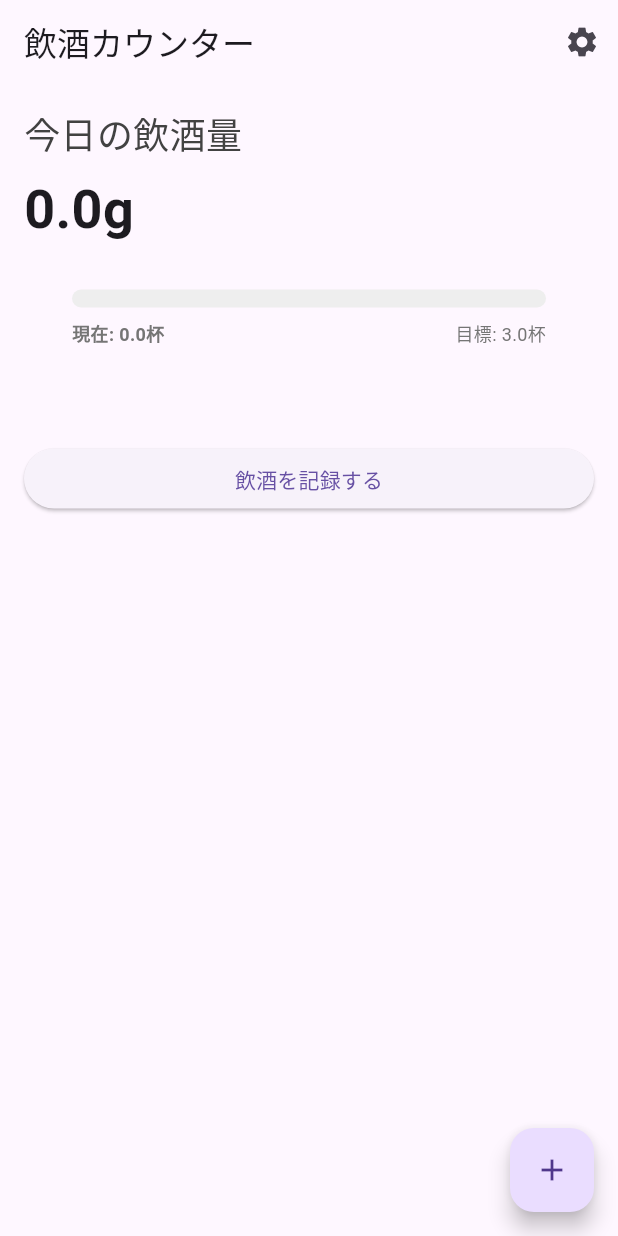
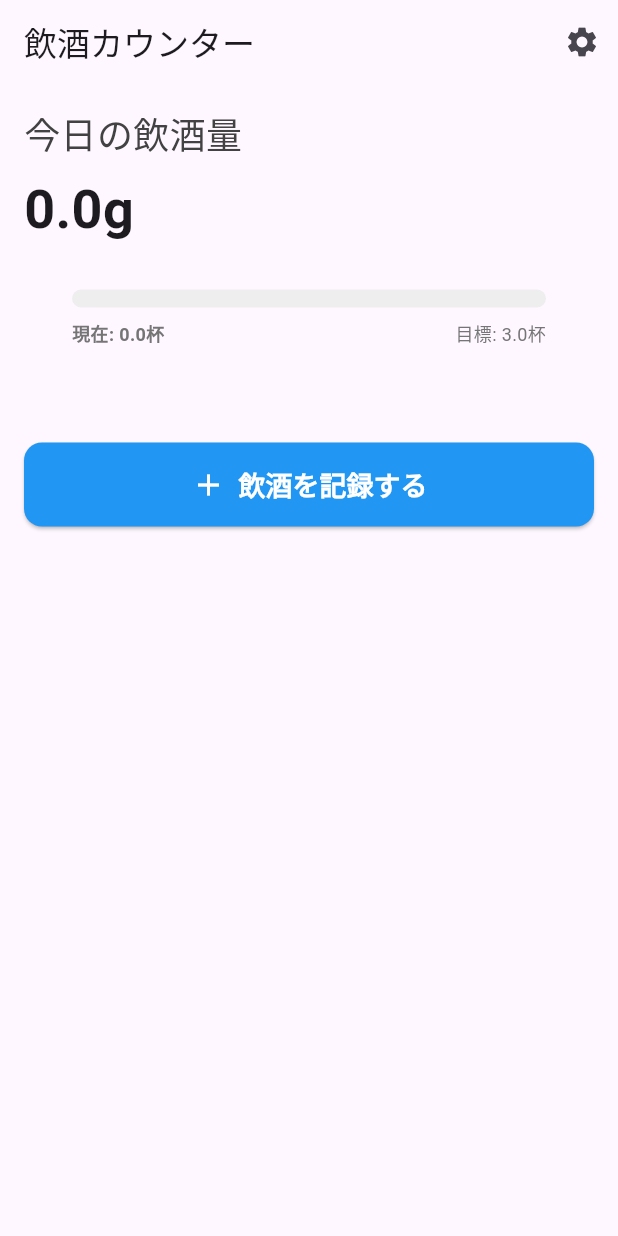
Before and after one commit to cbryotaro/alcohol_counter, a Flutter app: the screen it shows after launch, on a phone screen of 412 x 824 dp. Run offline on Flutter 3.47's test engine with Material 3 defaults, Android fonts, the phone set to English and light mode, and no system bars; our stand-ins replace shared_preferences.

Commit message:
表示調整

```diff
--- a/lib/screens/main_screen.dart
+++ b/lib/screens/main_screen.dart
@@ -208,10 +208,19 @@ class _MainScreenState extends State<MainScreen> {
           '${drinks.first.type} (${drinks.first.size}) ${count > 1 ? '$count杯' : ''}',
         ),
         subtitle: Text('アルコール量: ${totalAlcoholGrams.toStringAsFixed(1)}g'),
-        trailing: IconButton(
-          icon: const Icon(Icons.add_circle),
+        trailing: Container(
+          width: 56, // ListTileの標準的な高さに合わせる
+          height: 56,
+          child: IconButton(
+            icon: const Icon(
+              Icons.add_circle,
+              size: 40, // アイコンサイズをさらに大きく
+              color: Colors.blue, // 視認性を高めるために色も調整
+            ),
+            padding: EdgeInsets.zero, // パディングを削除してボタン全体を使用
             onPressed: () => _handleRefill(drinks.first),
             tooltip: 'おかわり',
+          ),
         ),
       );
     }).toList();
@@ -429,7 +438,10 @@ class _MainScreenState extends State<MainScreen> {
               ),
             ],
             const SizedBox(height: 40),
-            ElevatedButton(
+            SizedBox(
+              width: double.infinity, // ボタンを画面幅いっぱいに
+              height: 56, // 高さを十分に確保
+              child: ElevatedButton(
                 onPressed: () {
                   Navigator.push(
                     context,
@@ -440,7 +452,26 @@ class _MainScreenState extends State<MainScreen> {
                     ),
                   );
                 },
-              child: const Text('飲酒を記録する'),
+                style: ElevatedButton.styleFrom(
+                  backgroundColor: Colors.blue, // 背景色を青に
+                  foregroundColor: Colors.white, // テキストを白に
+                  textStyle: const TextStyle(
+                    fontSize: 18, // フォントサイズを大きく
+                    fontWeight: FontWeight.bold, // 太字に
+                  ),
+                  shape: RoundedRectangleBorder(
+                    borderRadius: BorderRadius.circular(12), // 角を丸く
+                  ),
+                ),
+                child: const Row(
+                  mainAxisAlignment: MainAxisAlignment.center,
+                  children: [
+                    Icon(Icons.add, size: 24), // アイコンを追加
+                    SizedBox(width: 8), // アイコンとテキストの間隔
+                    Text('飲酒を記録する'),
+                  ],
+                ),
+              ),
             ),
             if (_drinkHistory.isNotEmpty) ...[
               const SizedBox(height: 32),
@@ -473,19 +504,6 @@ class _MainScreenState extends State<MainScreen> {
             ],
               ],
             ),
-      floatingActionButton: FloatingActionButton(
-        onPressed: () {
-          Navigator.push(
-            context,
-            MaterialPageRoute(
-              builder: (context) => InputScreen(
-                onRecordSaved: _handleRecordSaved,
-              ),
-            ),
-          );
-        },
-        child: const Icon(Icons.add),
-      ),
     );
   }
 }
```
Lines whose indentation alone changed are shown as unchanged.
